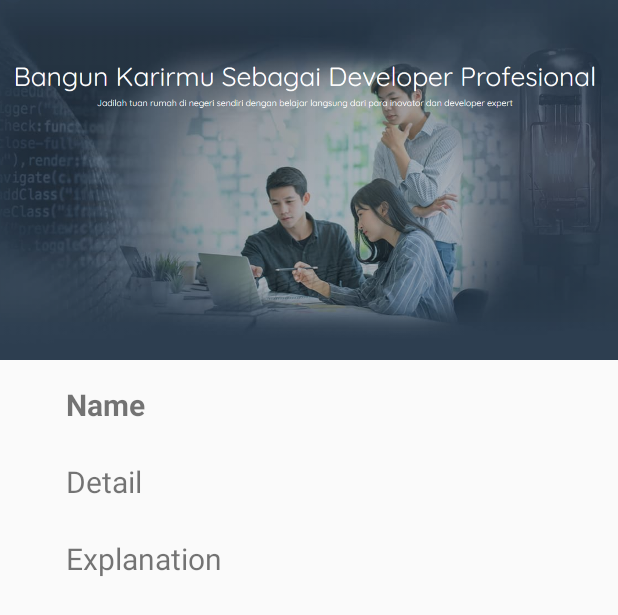
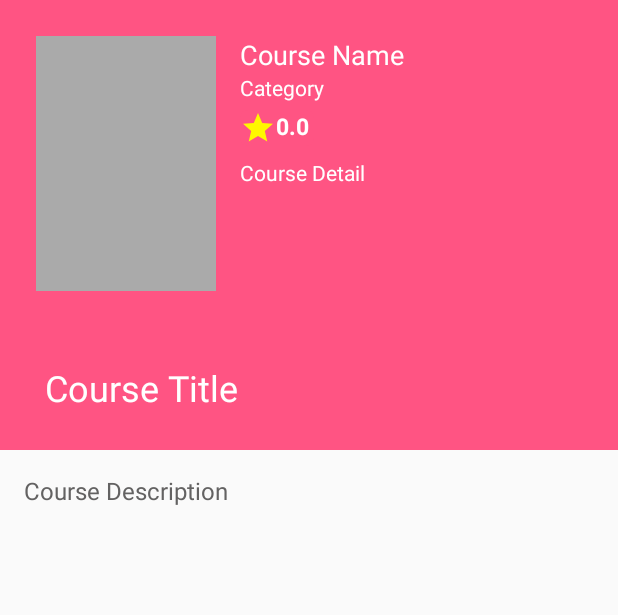
Before and after one commit to kevinrisqi/BeginnerAndroid-SubmissionDicoding, an Android app: the layout activity_content.xml on its own in the app's theme, with its tools: preview values and no code run, on a phone screen of 412 x 824 dp. Shown: the top 615 px of the screen. Run offline under Robolectric (Android 15) with nearby library versions, the phone set to English and light mode, and no system bars.

Commit message:
Improve in UI and Content

```diff
--- a/app/build.gradle
+++ b/app/build.gradle
@@ -34,6 +34,7 @@ dependencies {
 
     implementation 'androidx.recyclerview:recyclerview:1.0.0'
     implementation 'androidx.cardview:cardview:1.0.0'
+    implementation 'com.google.android.material:material:1.1.0'
     implementation 'de.hdodenhof:circleimageview:3.0.0'
     implementation 'com.github.bumptech.glide:glide:4.9.0'
 }
--- a/app/src/main/java/com/zenai/submissiondicoding/ContentActivity.java
+++ b/app/src/main/java/com/zenai/submissiondicoding/ContentActivity.java
@@ -3,28 +3,52 @@ package com.zenai.submissiondicoding;
 import androidx.appcompat.app.AppCompatActivity;
 
 import android.os.Bundle;
+import android.widget.ImageView;
 import android.widget.TextView;
+
+import com.bumptech.glide.Glide;
+import com.google.android.material.appbar.CollapsingToolbarLayout;
 
 public class ContentActivity extends AppCompatActivity {
 
-    private String name,detail,explanation;
+    private String name, category, rating, detail, explanation;
+    private int photo;
 
     @Override
     protected void onCreate(Bundle savedInstanceState) {
         super.onCreate(savedInstanceState);
         setContentView(R.layout.activity_content);
 
+        getSupportActionBar().hide();
+
         TextView nameText = findViewById(R.id.tv_name);
+        TextView categoryText = findViewById(R.id.tv_category);
+        TextView ratingText = findViewById(R.id.tv_rating);
         TextView detailText = findViewById(R.id.tv_detail);
         TextView explanationText = findViewById(R.id.tv_explanation);
+        ImageView photoImg = findViewById(R.id.iv_photo);
+        CollapsingToolbarLayout collapsingToolbarLayout = findViewById(R.id.collapsing_toolbar);
+
+        collapsingToolbarLayout.setEnabled(true);
 
         Bundle bundle = getIntent().getExtras();
         name = bundle.getString("NAME_KEY");
+        category = bundle.getString("CATEGORY_KEY");
+        rating = bundle.getString("RATING_KEY");
         detail = bundle.getString("DETAIL_KEY");
         explanation = bundle.getString("EXPLANATION_KEY");
+        photo = bundle.getInt("PHOTO_KEY");
 
         nameText.setText(name);
+        categoryText.setText(category);
+        ratingText.setText(rating);
         detailText.setText(detail);
         explanationText.setText(explanation);
+
+        // Set photo with glide
+        Glide.with(this).load(photo).into(photoImg);
+
+        // Set CollapsingToolbarLayout
+        collapsingToolbarLayout.setTitle(name);
     }
 }
--- a/app/src/main/java/com/zenai/submissiondicoding/MainActivity.java
+++ b/app/src/main/java/com/zenai/submissiondicoding/MainActivity.java
@@ -18,11 +18,6 @@ public class MainActivity extends AppCompatActivity {
 
     private RecyclerView rvCourse;
     private ArrayList<Course> list = new ArrayList<>();
-
-    public static final String NAME_KEY = "name";
-    public static final String DETAIL_KEY = "detail";
-    public static final String EXPLANATION_KEY = "explanation";
-//    public static final int PHOTO_KEY = "photo";
 
     @Override
     protected void onCreate(Bundle savedInstanceState) {
@@ -52,14 +47,20 @@ public class MainActivity extends AppCompatActivity {
     private void showSelectedCourse(Course course) {
 //        Toast.makeText(this, "Kamu memilih " + course.getName(), Toast.LENGTH_SHORT).show();
         String name = course.getName();
+        String category = course.getCategory();
+        String rating = course.getRating();
         String detail = course.getDetail();
         String explanation = course.getExplanation();
+        int photo = course.getPhoto();
 
         Intent intent = new Intent(this,ContentActivity.class);
         Bundle bundle = new Bundle();
         bundle.putString("NAME_KEY",name);
+        bundle.putString("CATEGORY_KEY",category);
+        bundle.putString("RATING_KEY",rating);
         bundle.putString("DETAIL_KEY",detail);
         bundle.putString("EXPLANATION_KEY",explanation);
+        bundle.putInt("PHOTO_KEY",photo);
         intent.putExtras(bundle);
         startActivity(intent);
     }
--- a/app/src/main/java/com/zenai/submissiondicoding/adapter/ListCourseAdapter.java
+++ b/app/src/main/java/com/zenai/submissiondicoding/adapter/ListCourseAdapter.java
@@ -42,7 +42,7 @@ public class ListCourseAdapter extends RecyclerView.Adapter<ListCourseAdapter.Li
         Course course = listCourse.get(position);
         Glide.with(holder.itemView.getContext())
                 .load(course.getPhoto())
-                .apply(new RequestOptions().override(55,55))
+                //.apply(new RequestOptions().override(55,55))
                 .into(holder.imgPhoto);
         holder.tvName.setText(course.getName());
         holder.tvCategory.setText(course.getCategory());
--- a/app/src/main/res/layout/activity_content.xml
+++ b/app/src/main/res/layout/activity_content.xml
@@ -1,61 +1,117 @@
 <?xml version="1.0" encoding="utf-8"?>
-<androidx.constraintlayout.widget.ConstraintLayout xmlns:android="http://schemas.android.com/apk/res/android"
+<androidx.coordinatorlayout.widget.CoordinatorLayout xmlns:android="http://schemas.android.com/apk/res/android"
     xmlns:app="http://schemas.android.com/apk/res-auto"
     xmlns:tools="http://schemas.android.com/tools"
     android:layout_width="match_parent"
     android:layout_height="match_parent"
+    android:theme="@style/ThemeOverlay.AppCompat.Dark.ActionBar"
     tools:context=".ContentActivity">
 
+    <com.google.android.material.appbar.AppBarLayout
+        android:id="@+id/app_bar_layout"
+        android:layout_width="match_parent"
+        android:layout_height="300dp">
+
+        <com.google.android.material.appbar.CollapsingToolbarLayout
+            android:id="@+id/collapsing_toolbar"
+            android:layout_width="match_parent"
+            android:layout_height="match_parent"
+            app:collapsedTitleTextAppearance="@style/CollapsedAppLayout"
+            app:contentScrim="?attr/colorPrimary"
+            app:expandedTitleMarginEnd="64dp"
+            app:expandedTitleMarginStart="30dp"
+            app:expandedTitleTextAppearance="@style/ExpandedAppLayout"
+            app:layout_scrollFlags="exitUntilCollapsed|scroll"
+            app:title="Course Title">
+
+            <androidx.appcompat.widget.Toolbar
+                android:layout_width="match_parent"
+                android:layout_height="?attr/actionBarSize"
+                android:theme="@style/ThemeOverlay.AppCompat.Light"
+                app:layout_collapseMode="pin">
+
+            </androidx.appcompat.widget.Toolbar>
+
+            <RelativeLayout
+                android:layout_width="match_parent"
+                android:layout_height="match_parent"
+                android:background="@color/colorPrimary1"
+                android:orientation="horizontal"
+                android:padding="24dp">
+
                 <ImageView
-        android:id="@+id/imageView"
+                    android:id="@+id/iv_photo"
+                    android:layout_width="120dp"
+                    android:layout_height="170dp"
+                    android:layout_marginEnd="16dp"
+                    android:layout_marginRight="16dp"
+                    tools:src="@android:color/darker_gray" />
+
+                <LinearLayout
                     android:layout_width="match_parent"
-        android:layout_height="240dp"
-        android:scaleType="fitXY"
-        android:src="@drawable/banner"
-        app:layout_constraintEnd_toEndOf="parent"
-        app:layout_constraintStart_toStartOf="parent"
-        app:layout_constraintTop_toTopOf="parent" />
+                    android:layout_height="wrap_content"
+                    android:layout_toEndOf="@+id/iv_photo"
+                    android:layout_toRightOf="@+id/iv_photo"
+                    android:orientation="vertical">
 
                     <TextView
                         android:id="@+id/tv_name"
+                        android:layout_width="match_parent"
+                        android:layout_height="wrap_content"
+                        android:textColor="@color/colorPrimary2"
+                        android:textSize="18sp"
+                        tools:text="@string/course_name" />
+
+                    <TextView
+                        android:id="@+id/tv_category"
+                        android:layout_width="match_parent"
+                        android:layout_height="wrap_content"
+                        android:layout_marginBottom="5dp"
+                        android:text="Category"
+                        android:textColor="@color/colorPrimary2" />
+
+                    <TextView
+                        android:id="@+id/tv_rating"
                         android:layout_width="wrap_content"
                         android:layout_height="wrap_content"
-        android:layout_marginStart="8dp"
-        android:layout_marginTop="16dp"
-        android:text="Name"
-        android:textStyle="bold"
-        android:textSize="20sp"
-        app:layout_constraintEnd_toEndOf="parent"
-        app:layout_constraintHorizontal_bias="0.103"
-        app:layout_constraintStart_toStartOf="parent"
-        app:layout_constraintTop_toBottomOf="@+id/imageView" />
+                        android:layout_marginBottom="8dp"
+                        android:background="@drawable/rating_background"
+                        android:drawableLeft="@drawable/ic_star_black_24dp"
+                        android:paddingRight="3dp"
+                        android:text="0.0"
+                        android:textColor="@color/colorPrimary2"
+                        android:textSize="15sp"
+                        android:textStyle="bold" />
 
                     <TextView
                         android:id="@+id/tv_detail"
-        android:layout_width="wrap_content"
+                        android:layout_width="match_parent"
                         android:layout_height="wrap_content"
-        android:layout_marginStart="8dp"
-        android:layout_marginTop="24dp"
-        android:text="Detail"
-        android:textSize="20sp"
-        app:layout_constraintEnd_toEndOf="parent"
-        app:layout_constraintHorizontal_bias="0.102"
-        app:layout_constraintStart_toStartOf="parent"
-        app:layout_constraintTop_toBottomOf="@+id/tv_name" />
+                        android:ellipsize="end"
+                        android:text="@string/course_detail"
+                        android:textColor="@color/colorPrimary2" />
+                </LinearLayout>
+            </RelativeLayout>
+
+        </com.google.android.material.appbar.CollapsingToolbarLayout>
+
+    </com.google.android.material.appbar.AppBarLayout>
+
+    <androidx.core.widget.NestedScrollView
+        android:layout_width="match_parent"
+        android:layout_height="match_parent"
+        android:padding="16dp"
+        app:layout_behavior="@string/appbar_scrolling_view_behavior">
 
         <TextView
             android:id="@+id/tv_explanation"
-        android:layout_width="wrap_content"
-        android:layout_height="wrap_content"
-        android:layout_marginStart="8dp"
-        android:layout_marginTop="24dp"
-        android:text="Explanation"
-        android:textSize="20sp"
-        app:layout_constraintBottom_toBottomOf="parent"
-        app:layout_constraintEnd_toEndOf="parent"
-        app:layout_constraintHorizontal_bias="0.121"
-        app:layout_constraintStart_toStartOf="parent"
-        app:layout_constraintTop_toBottomOf="@+id/tv_detail"
-        app:layout_constraintVertical_bias="0.0" />
+            android:layout_width="match_parent"
+            android:layout_height="match_parent"
+            android:text="Course Description"
+            android:lineSpacingExtra="8sp"
+            android:textColor="#636262"
+            android:textSize="16sp" />
 
-</androidx.constraintlayout.widget.ConstraintLayout>
+    </androidx.core.widget.NestedScrollView>
+
+</androidx.coordinatorlayout.widget.CoordinatorLayout>
--- a/app/src/main/res/values/styles.xml
+++ b/app/src/main/res/values/styles.xml
@@ -8,4 +8,12 @@
         <item name="colorAccent">@color/colorAccent</item>
     </style>
 
+    <style name="CollapsedAppLayout" parent="@style/TextAppearance.AppCompat">
+        <item name="android:textSize">18sp</item>
+    </style>
+
+    <style name="ExpandedAppLayout" parent="@style/TextAppearance.AppCompat">
+        <item name="android:textSize">24sp</item>
+    </style>
+
 </resources>
--- a/build.gradle
+++ b/build.gradle
@@ -9,7 +9,6 @@ buildscript {
     }
     dependencies {
         classpath 'com.android.tools.build:gradle:3.6.2'
-
 
         // NOTE: Do not place your application dependencies here; they belong
         // in the individual module build.gradle files
```
Also changed, not shown: gradle.properties (+23 -19 lines). Lines whose indentation alone changed are shown as unchanged.
